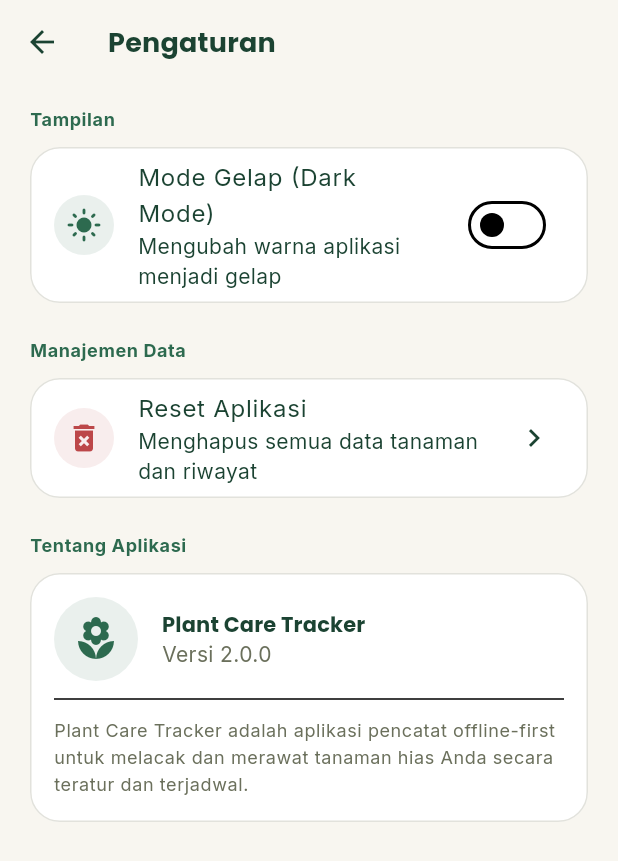
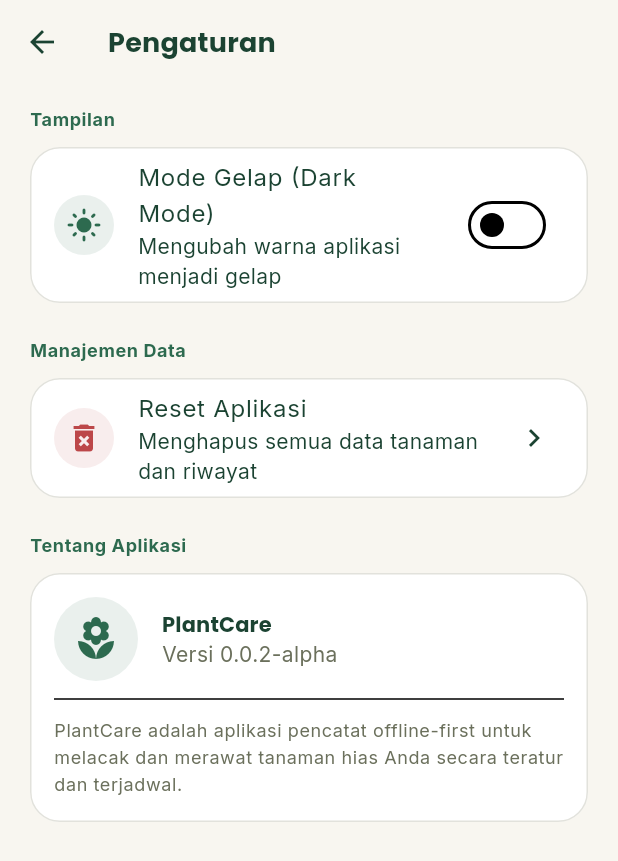
Before and after one commit to gilsid/plantcare, a Flutter app: the SettingsScreen screen opened by its route, on a phone screen of 412 x 824 dp. Shown: the top 861 px of the screen. Run offline on Flutter 3.47's test engine with Material 3 defaults, Android fonts, the phone set to English and light mode, and no system bars; our stand-ins replace flutter_local_notifications, google_fonts, hive_ce, hive_ce_flutter, image_picker, timezone; accounts and stored records are empty.

Commit message:
merubah alarm dari exactAllowWhileIdle menjadi inexactAllowWhileIdle, sekaligus menambahkan logo aplikasi dan merubah nama dan versi aplikasi

```diff
--- a/lib/main.dart
+++ b/lib/main.dart
@@ -55,7 +55,7 @@ class MyApp extends StatelessWidget {
     final themeProvider = Provider.of<ThemeProvider>(context);
 
     return MaterialApp(
-      title: 'Plant Care Tracker',
+      title: 'PlantCare',
       debugShowCheckedModeBanner: false,
       theme: AppTheme.lightTheme,
       darkTheme: AppTheme.darkTheme,
--- a/lib/screens/home/home_screen.dart
+++ b/lib/screens/home/home_screen.dart
@@ -88,14 +88,14 @@ class _HomeScreenState extends State<HomeScreen> {
                         crossAxisAlignment: CrossAxisAlignment.start,
                         children: [
                           Text(
-                            'Plant Care',
+                            'PlantCare',
                             style: textTheme.titleLarge?.copyWith(
                               fontWeight: FontWeight.bold,
                               fontSize: 28,
                             ),
                           ),
                           Text(
-                            'Tracker v2.0',
+                            'v0.0.2-alpha',
                             style: textTheme.titleLarge?.copyWith(
                               fontWeight: FontWeight.bold,
                               fontSize: 28,
--- a/lib/screens/settings/settings_screen.dart
+++ b/lib/screens/settings/settings_screen.dart
@@ -157,12 +157,12 @@ class SettingsScreen extends StatelessWidget {
                           crossAxisAlignment: CrossAxisAlignment.start,
                           children: [
                             Text(
-                              'Plant Care Tracker',
+                              'PlantCare',
                               style: textTheme.titleSmall?.copyWith(
                                 fontWeight: FontWeight.bold,
                               ),
                             ),
-                            const Text('Versi 2.0.0'),
+                            const Text('Versi 0.0.2-alpha'),
                           ],
                         ),
                       ),
@@ -170,7 +170,7 @@ class SettingsScreen extends StatelessWidget {
                   ),
                   const Divider(height: 24),
                   Text(
-                    'Plant Care Tracker adalah aplikasi pencatat offline-first untuk melacak dan merawat tanaman hias Anda secara teratur dan terjadwal.',
+                    'PlantCare adalah aplikasi pencatat offline-first untuk melacak dan merawat tanaman hias Anda secara teratur dan terjadwal.',
                     style: textTheme.bodySmall?.copyWith(height: 1.5),
                   ),
                 ],
--- a/lib/services/notification_service.dart
+++ b/lib/services/notification_service.dart
@@ -266,7 +266,7 @@ class NotificationService {
         body: body,
         scheduledDate: tzScheduledDate,
         notificationDetails: platformDetails,
-        androidScheduleMode: AndroidScheduleMode.exactAllowWhileIdle,
+        androidScheduleMode: AndroidScheduleMode.inexactAllowWhileIdle,
         matchDateTimeComponents: DateTimeComponents.dateAndTime,
       );
       debugPrint('[NotificationService] scheduleCareReminder: ✅ SUCCESS');
--- a/pubspec.yaml
+++ b/pubspec.yaml
@@ -16,7 +16,7 @@ publish_to: 'none' # Remove this line if you wish to publish to pub.dev
 # https://developer.apple.com/library/archive/documentation/General/Reference/InfoPlistKeyReference/Articles/CoreFoundationKeys.html
 # In Windows, build-name is used as the major, minor, and patch parts
 # of the product and file versions while build-number is used as the build suffix.
-version: 2.0.0+1
+version: 0.0.2+1
 
 environment:
   sdk: '>=3.8.0 <4.0.0'
```
Also changed, not shown: pubspec.lock, 6 other files.
